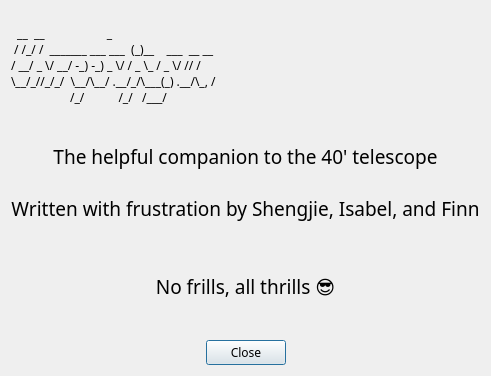
This is threepio/layouts/credits.ui in finnjames/verdant-shores as Qt 5 draws it before an edit. The edited form follows.
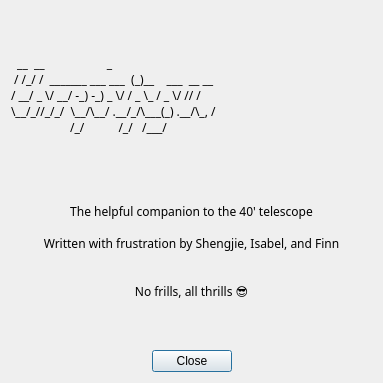
This is the edited form.

The edit to the form file:
```diff
--- a/threepio/layouts/credits.ui
+++ b/threepio/layouts/credits.ui
@@ -7,7 +7,7 @@
     <x>0</x>
     <y>0</y>
     <width>383</width>
-    <height>376</height>
+    <height>383</height>
    </rect>
   </property>
   <property name="windowTitle">
@@ -65,7 +65,6 @@
      <property name="font">
       <font>
        <family>IBM Plex Sans</family>
-       <pointsize>14</pointsize>
       </font>
      </property>
      <property name="text">
@@ -95,21 +94,54 @@
     </spacer>
    </item>
    <item>
-    <widget class="QDialogButtonBox" name="buttonBox">
-     <property name="font">
-      <font>
-       <family>IBM Plex Sans</family>
-      </font>
-     </property>
-     <property name="orientation">
-      <enum>Qt::Horizontal</enum>
-     </property>
-     <property name="standardButtons">
-      <set>QDialogButtonBox::Close</set>
-     </property>
-     <property name="centerButtons">
-      <bool>true</bool>
-     </property>
+    <widget class="QWidget" name="button_box" native="true">
+     <layout class="QGridLayout" name="gridLayout">
+      <property name="leftMargin">
+       <number>0</number>
+      </property>
+      <property name="topMargin">
+       <number>0</number>
+      </property>
+      <property name="rightMargin">
+       <number>0</number>
+      </property>
+      <property name="bottomMargin">
+       <number>0</number>
+      </property>
+      <item row="0" column="0">
+       <spacer name="horizontalSpacer">
+        <property name="orientation">
+         <enum>Qt::Horizontal</enum>
+        </property>
+        <property name="sizeHint" stdset="0">
+         <size>
+          <width>40</width>
+          <height>20</height>
+         </size>
+        </property>
+       </spacer>
+      </item>
+      <item row="0" column="1">
+       <widget class="QPushButton" name="close_button">
+        <property name="text">
+         <string>Close</string>
+        </property>
+       </widget>
+      </item>
+      <item row="0" column="2">
+       <spacer name="horizontalSpacer_2">
+        <property name="orientation">
+         <enum>Qt::Horizontal</enum>
+        </property>
+        <property name="sizeHint" stdset="0">
+         <size>
+          <width>40</width>
+          <height>20</height>
+         </size>
+        </property>
+       </spacer>
+      </item>
+     </layout>
     </widget>
    </item>
   </layout>
```
Left out of the diff: 32 changed lines with no effect on the pictures.
